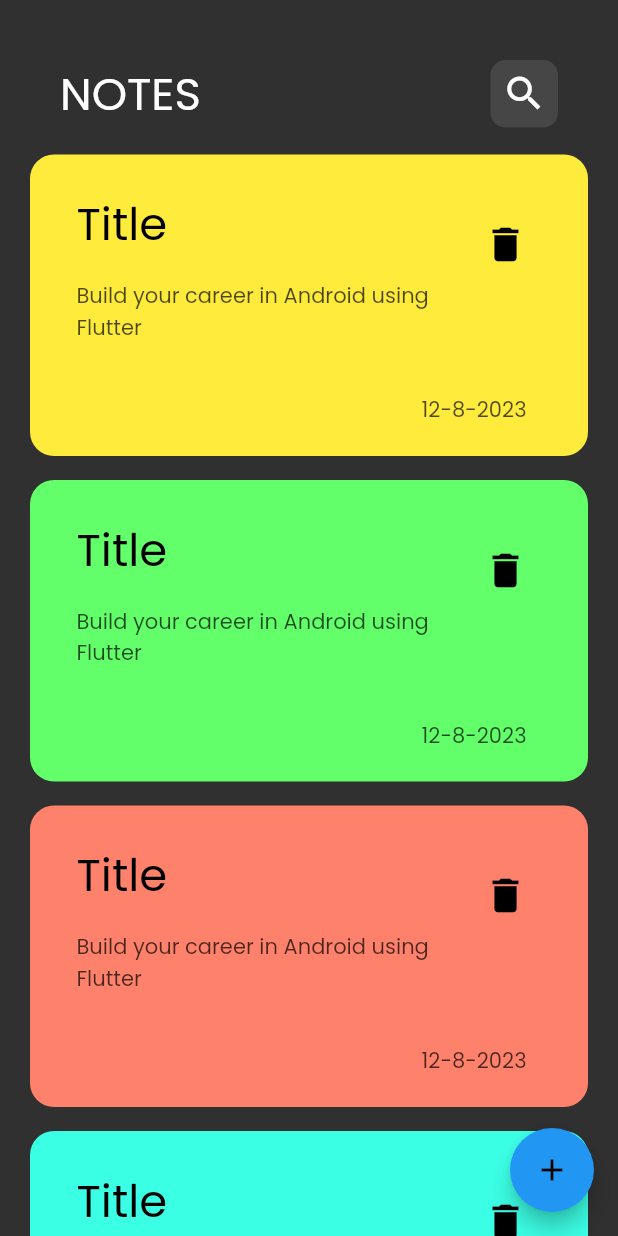
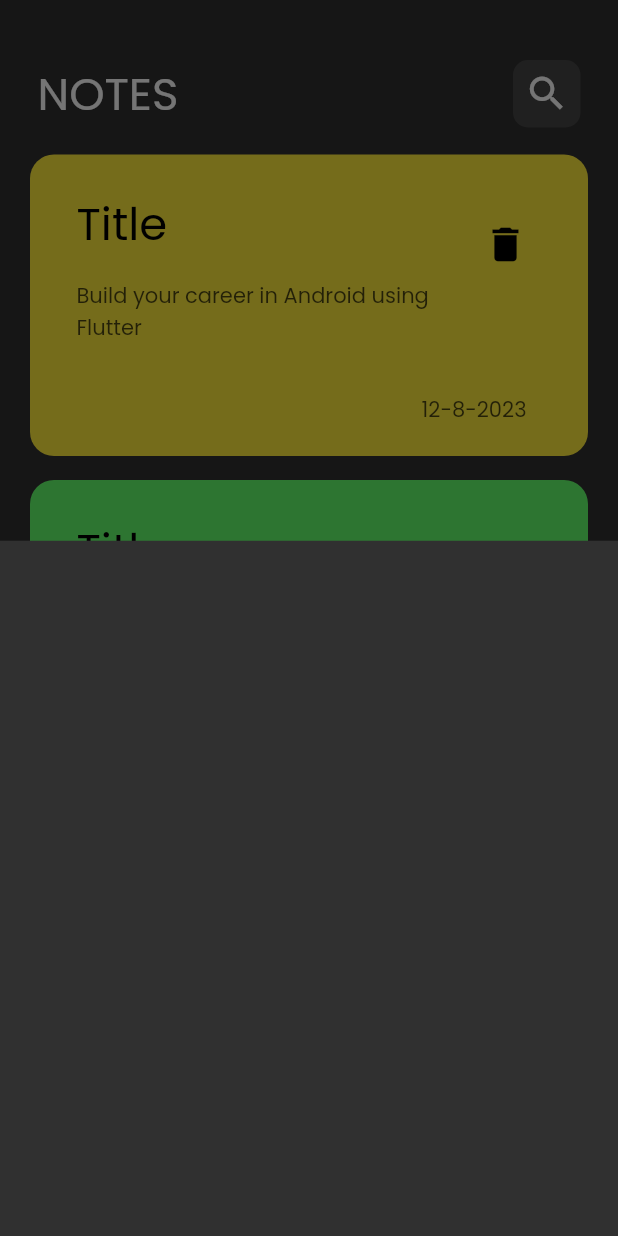
Before and after one commit to MostafaAtef7/notes_app, a Flutter app: the screen it shows after launch, after a tap on the "add" icon, on a phone screen of 412 x 824 dp. Run offline on Flutter 3.47's test engine with Material 2 defaults, Android fonts, the phone set to English and light mode, and no system bars.

Commit message:
show modal bottom sheet

```diff
--- /dev/null
+++ b/lib/components/add_note_button_sheet.dart
@@ -0,0 +1,10 @@
+import 'package:flutter/material.dart';
+
+class AddNote extends StatelessWidget {
+  const AddNote({super.key});
+
+  @override
+  Widget build(BuildContext context) {
+    return  Container();
+  }
+}
--- a/lib/components/item_list.dart
+++ b/lib/components/item_list.dart
@@ -15,7 +15,10 @@ class ItemList extends StatelessWidget {
   @override
   Widget build(BuildContext context) {
     return Expanded(
-      child: ListView.builder(
+      child:
+      Padding(
+        padding: EdgeInsets.only(bottom: 20),
+        child:ListView.builder(
         itemCount: 6453312,
         itemBuilder: (context, index) {
           return Padding(
@@ -24,6 +27,7 @@ class ItemList extends StatelessWidget {
           );
         },
       ),
+      ),
     );
   }
 }
--- a/lib/components/note_appbar.dart
+++ b/lib/components/note_appbar.dart
@@ -6,7 +6,7 @@ class NoteAppbar extends StatelessWidget {
   @override
   Widget build(BuildContext context) {
     return Padding(
-      padding: const EdgeInsets.only(left: 20,right: 20, top: 40,bottom: 10),
+      padding: const EdgeInsets.only(left: 5, right: 5, top: 40, bottom: 10),
       child: Row(
         mainAxisAlignment: MainAxisAlignment.spaceBetween,
         children: [
--- a/lib/screens/main_page.dart
+++ b/lib/screens/main_page.dart
@@ -1,6 +1,7 @@
 import 'package:flutter/material.dart';
 
-import '../components/item_container.dart';
+import '../components/add_note_button_sheet.dart';
+
 import '../components/item_list.dart';
 import '../components/note_appbar.dart';
 
@@ -11,7 +12,14 @@ class MainPage extends StatelessWidget {
   Widget build(BuildContext context) {
     return Scaffold(
       floatingActionButton: FloatingActionButton(
-        onPressed: () {},
+        onPressed: () {
+          //display bottom sheet that float on scaffold
+          showModalBottomSheet(
+              context: context,
+              builder: (context) {
+                return const AddNote();
+              });
+        },
         backgroundColor: Colors.blue,
         child: const Icon(Icons.add),
       ),
```
